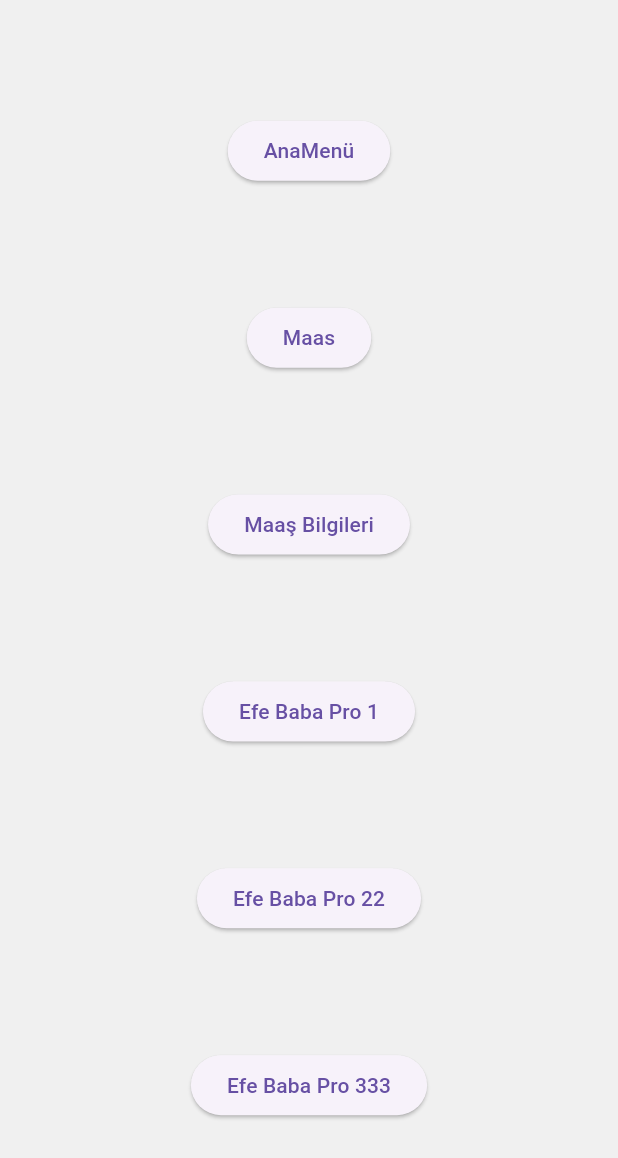
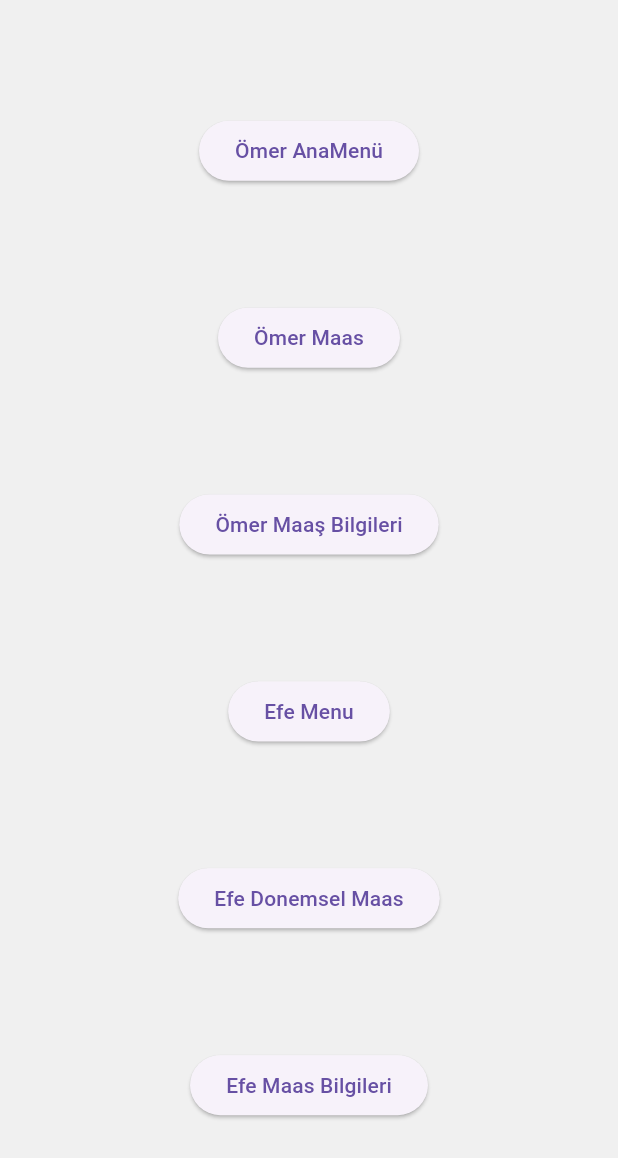
Before and after one commit to PenguBey/opak_mobile, a Flutter app: the screen it shows after launch, on a phone screen of 412 x 824 dp. Shown: the top 1158 px of the screen. Run offline on Flutter 3.47's test engine with Material 3 defaults, Android fonts, the phone set to English and light mode, and no system bars; our stand-ins replace fl_chart, flutter_svg.

Commit message:
icon büyüklüğü ve navıgation

```diff
--- a/lib/views/navigation_view.dart
+++ b/lib/views/navigation_view.dart
@@ -27,7 +27,7 @@ class NavigationView extends StatelessWidget {
                   ),
                 );
               },
-              child: const Text("AnaMenü"),
+              child: const Text("Ömer AnaMenü"),
             ),
             ElevatedButton(
               onPressed: () {
@@ -40,7 +40,7 @@ class NavigationView extends StatelessWidget {
                   ),
                 );
               },
-              child: const Text("Maas"),
+              child: const Text("Ömer Maas"),
             ),
             ElevatedButton(
               onPressed: () {
@@ -53,7 +53,7 @@ class NavigationView extends StatelessWidget {
                   ),
                 );
               },
-              child: const Text("Maaş Bilgileri"),
+              child: const Text("Ömer Maaş Bilgileri"),
             ),
             ElevatedButton(
               onPressed: () {
@@ -66,7 +66,7 @@ class NavigationView extends StatelessWidget {
                   ),
                 );
               },
-              child: const Text("Efe Baba Pro 1"),
+              child: const Text("Efe Menu"),
             ),
             ElevatedButton(
               onPressed: () {
@@ -79,7 +79,7 @@ class NavigationView extends StatelessWidget {
                   ),
                 );
               },
-              child: const Text("Efe Baba Pro 22"),
+              child: const Text("Efe Donemsel Maas"),
             ),
             ElevatedButton(
               onPressed: () {
@@ -92,7 +92,7 @@ class NavigationView extends StatelessWidget {
                   ),
                 );
               },
-              child: const Text("Efe Baba Pro 333"),
+              child: const Text("Efe Maas Bilgileri"),
             ),
           ],
         ),
--- a/lib/widgets/basit_bilgialan_wiget.dart
+++ b/lib/widgets/basit_bilgialan_wiget.dart
@@ -1,7 +1,6 @@
 import 'package:flutter/material.dart';
 import 'package:flutter_svg/flutter_svg.dart';
 import 'package:opak_mobile/constants/icon_con.dart';
-import 'package:opak_mobile/constants/text_style_con.dart';
 
 import '../constants/color_con.dart';
 import '../constants/edge_con.dart';
@@ -23,10 +22,10 @@ class BasitBilgialanWiget extends StatelessWidget {
           children: [
             Column(
               children: [
-                const Expanded(child: const SizedBox()),
+                const Expanded(child:  SizedBox()),
                 SvgPicture.asset(
                   IconCon.takvim,
-                  height: 75,
+                  height: 50,
                 )
               ],
             ),
```
